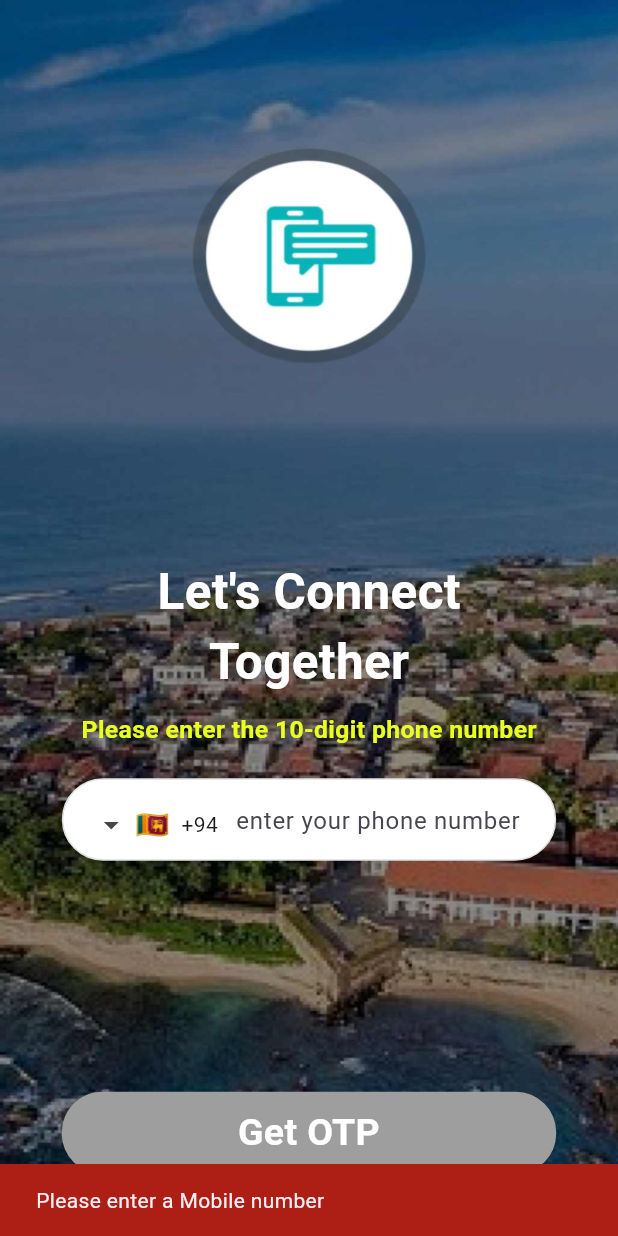
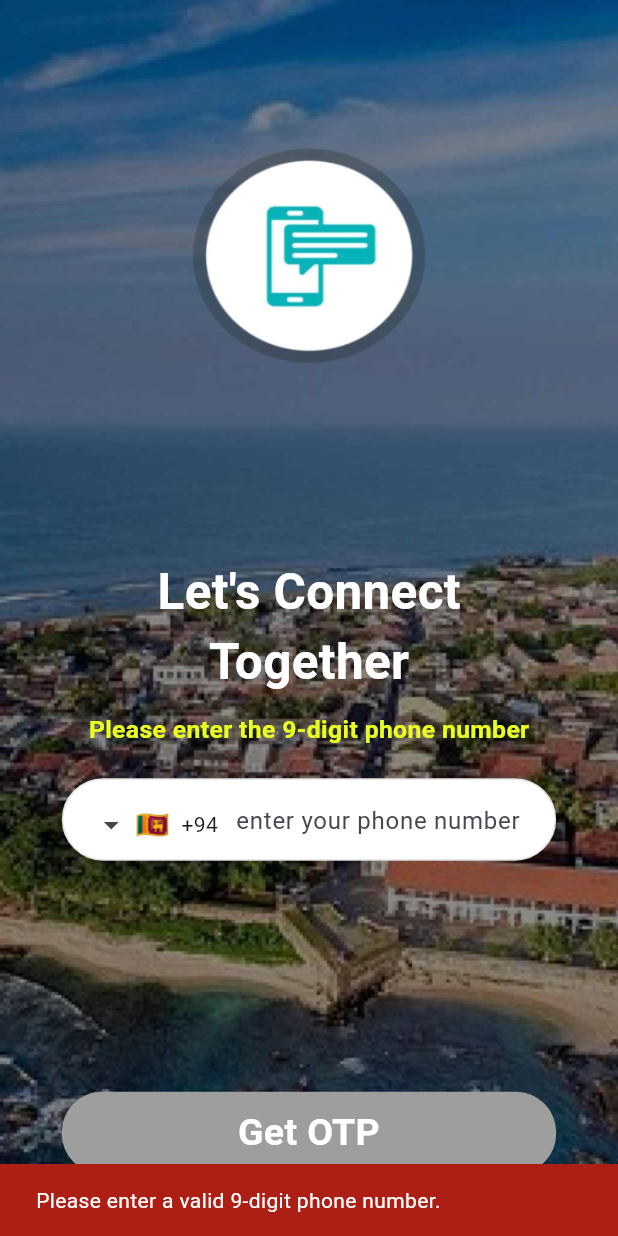
Before and after one commit to SamuelFlutterDeveloper/SunLankaApp, a Flutter app: the screen it shows after launch, after a tap on "Get OTP", on a phone screen of 412 x 824 dp. Run offline on Flutter 3.47's test engine with Material 3 defaults, Android fonts, the phone set to English and light mode, and no system bars; drawn by our look-alikes of intl_phone_field; our stand-ins replace carousel_slider, geocoding, geolocator, google_fonts, motion_tab_bar_v2, pinput and 5 more; missing offline and left inert: syncfusion_flutter_pdf.

Commit message:
done a correction like adding nic number and validate for srilanka ph number

```diff
--- a/lib/pages/booking_history.dart
+++ b/lib/pages/booking_history.dart
@@ -132,8 +132,7 @@ class _HotelBookingHistoryState extends State<HotelBookingHistory> {
     double sh = MediaQuery.of(context).size.height; // Screen height
 
     return Container(
-      height: sh * 0.28, // Height is 25% of screen height
-      width: sw * 0.88, // Width is 88% of screen width
+      padding: EdgeInsets.symmetric(vertical: 5),
       decoration: BoxDecoration(
         borderRadius: BorderRadius.circular(20),
         color: Colors.white,
--- a/lib/pages/hotels/hotel_viewdetails.dart
+++ b/lib/pages/hotels/hotel_viewdetails.dart
@@ -116,7 +116,7 @@ class _HistoryViewDetailsState extends State<HistoryViewDetails> {
         bounds: const Rect.fromLTWH(0, 240, 500, 20));
     page.graphics.drawString('Email: $email', font,
         bounds: const Rect.fromLTWH(0, 260, 500, 20));
-    page.graphics.drawString('Aadhaar: $aadhaar', font,
+    page.graphics.drawString('National Identity Card (NIC): $aadhaar', font,
         bounds: const Rect.fromLTWH(0, 280, 500, 20));
     page.graphics.drawString('Total Amount: $totalAmount', font,
         bounds: const Rect.fromLTWH(0, 300, 500, 20));
@@ -588,7 +588,7 @@ class _HistoryViewDetailsState extends State<HistoryViewDetails> {
                               crossAxisAlignment: CrossAxisAlignment.end,
                               children: [
                                 Text(
-                                  'Aadhaar No',
+                                  '(NIC) Number',
                                   style: TextStyle(
                                     fontSize: 15, // Reduced font size
                                     fontWeight: FontWeight.bold,
--- a/lib/pages/login_page.dart
+++ b/lib/pages/login_page.dart
@@ -92,7 +92,7 @@ class _LoginState extends State<Login> {
                     ),
                     const SizedBox(height: 10),
                     Text(
-                      "Please enter the 10-digit phone number",
+                      "Please enter the 9-digit phone number",
                       style: TextStyle(
                           color: const Color.fromARGB(255, 233, 255, 33),
                           fontWeight: FontWeight.bold,
@@ -136,10 +136,9 @@ class _LoginState extends State<Login> {
                     Spacer(), // Push content to center
                     GestureDetector(
                       onTap: () async {
-                        // Validate the phone number before navigating
-                        String? validationMessage =
-                            Validator.validateMobile(phoneNumber);
-                        if (validationMessage == null) {
+                        // Check if the phone number is exactly 9 digits
+                        if (phoneNumber.length == 9 &&
+                            RegExp(r'^\d{9}$').hasMatch(phoneNumber)) {
                           // Save the phone number locally
                           await _savePhoneNumber();
                           print(
@@ -156,10 +155,12 @@ class _LoginState extends State<Login> {
                         } else {
                           // Show an error message if validation fails
                           ScaffoldMessenger.of(context).showSnackBar(
-                            SnackBar(
-                              backgroundColor:
-                                  const Color.fromARGB(255, 173, 30, 20),
-                              content: Text(validationMessage),
+                            const SnackBar(
+                              backgroundColor: Color.fromARGB(255, 173, 30, 20),
+                              content: Text(
+                                'Please enter a valid 9-digit phone number.',
+                                style: TextStyle(color: Colors.white),
+                              ),
                             ),
                           );
                         }
@@ -169,7 +170,8 @@ class _LoginState extends State<Login> {
                         width: screenWidth * 0.8, // Responsive width
                         decoration: BoxDecoration(
                           borderRadius: BorderRadius.circular(27),
-                          color: phoneNumber.length == 10
+                          color: phoneNumber.length == 9 &&
+                                  RegExp(r'^\d{9}$').hasMatch(phoneNumber)
                               ? Mycolor.ButtonColor
                               : Colors
                                   .grey, // Change color if phone number is valid
@@ -186,6 +188,7 @@ class _LoginState extends State<Login> {
                         ),
                       ),
                     ),
+
                     SizedBox(
                         height: screenHeight * 0.05), // Spacing from bottom
                   ],
--- a/pubspec.yaml
+++ b/pubspec.yaml
@@ -50,6 +50,9 @@ dependencies:
   syncfusion_flutter_pdf: ^27.1.53
   share_plus: ^10.1.0
   path_provider: ^2.1.4
+  google_maps_flutter: ^2.9.0
+
+
 
 dev_dependencies:
   flutter_test:
```
Also changed, not shown: lib/pages/home_page.dart (+16 -12 lines), lib/pages/hotels/hotel_booking_page.dart (+23 -6 lines), lib/pages/hotels/hotel_details_page.dart (+35 -19 lines), assets/images/iron_jug.png (added), assets/images/offerBanners.jpg (added), assets/images/private balcony.png (added), assets/images/sri-lanka-package-from-India2.png (added), assets/images/sri-lanka-package-from-India3.png (added), lib/pages/location/map_page.dart (added), pubspec.lock, 1 other file.
